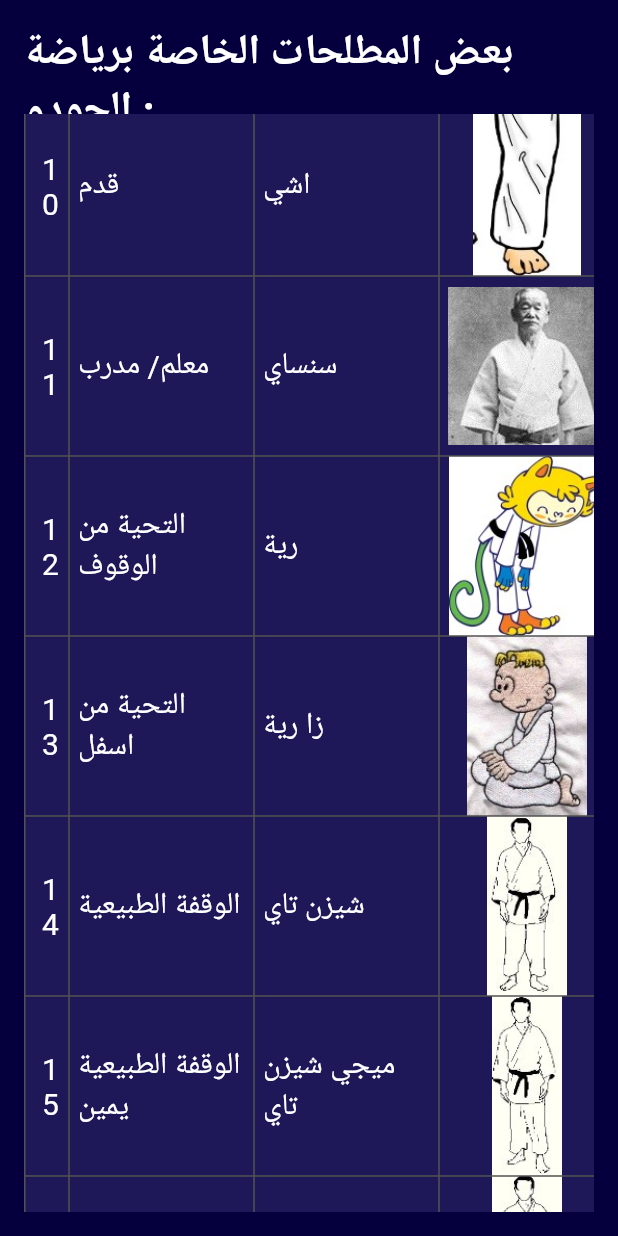
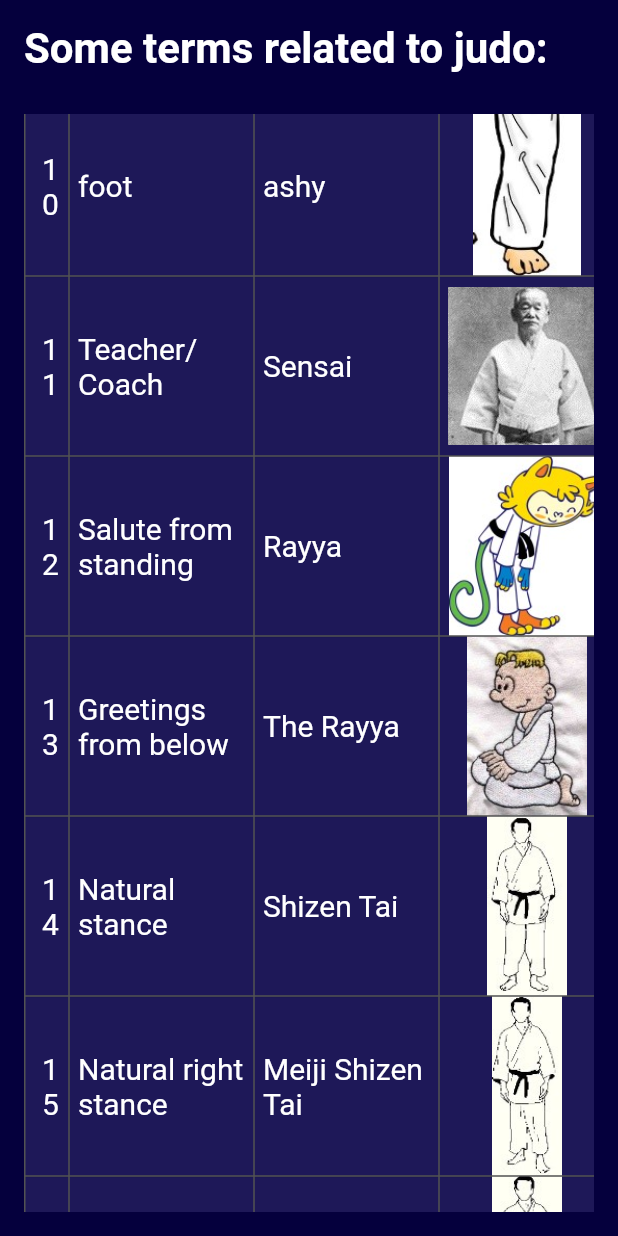
Before and after one commit to YoussefM50/judo_app-main, a Flutter app: the Screen7ViewBody screen opened directly, scrolled down 1152 dp, on a phone screen of 412 x 824 dp. Run offline on Flutter 3.47's test engine with Material 2 defaults, Android fonts, the phone set to English and light mode, and no system bars; drawn by our look-alikes of data_table_2; our stand-ins replace go_router, google_fonts; Roboto replaces fonts that are missing (Amiri).

Commit message:
add english to screens 6 , 7

```diff
--- a/lib/features/screen6/presentation/view/widgets/screen6body.dart
+++ b/lib/features/screen6/presentation/view/widgets/screen6body.dart
@@ -17,7 +17,6 @@ class Screen6ViewBody extends StatelessWidget {
               Column(crossAxisAlignment: CrossAxisAlignment.stretch, children: [
             Text(
               S.of(context).screen6title,
-              textAlign: TextAlign.right,
               style: Styles.textStyle28,
             ),
             const SizedBox(
--- a/lib/features/screen7/presentation/view/widgets/screen7body.dart
+++ b/lib/features/screen7/presentation/view/widgets/screen7body.dart
@@ -113,11 +113,12 @@ class Screen7ViewBody extends StatelessWidget {
         body: Padding(
           padding: const EdgeInsets.all(16),
           child: Column(
+            crossAxisAlignment: CrossAxisAlignment.start,
             children: [
               SizedBox(
                 height: 60,
                 child: Text(
-                  'بعض المطلحات الخاصة برياضة الجودو :',
+                  S.of(context).screen7title,
                   style: Styles.textStyle28,
                 ),
               ),
@@ -139,7 +140,9 @@ class Screen7ViewBody extends StatelessWidget {
                         MaterialStateProperty.all(ColorManager.lightPrimary),
                     dataTextStyle: Styles.textStyle20,
                     columns: [
-                      const DataColumn2(label: Text('م'), fixedWidth: 30),
+                      DataColumn2(
+                          label: Text(S.of(context).screen7num),
+                          fixedWidth: 30),
                       DataColumn2(
                         label: Text(
                           S.of(context).screen7subtitle1,
--- a/lib/l10n/intl_ar.arb
+++ b/lib/l10n/intl_ar.arb
@@ -80,6 +80,7 @@
     "screen6type45": "تسمبا جيشي",
     "screen6type46": "هاني جوشي جايشي",
     "screen7title": "بعض المطلحات الخاصة برياضة الجودو :",
+    "screen7num":"م",
     "screen7arabicterm1": "لاعب جودو",
     "screen7arabicterm2": "الجاكت-السترة",
     "screen7arabicterm3": "الحزام",
--- a/lib/l10n/intl_en.arb
+++ b/lib/l10n/intl_en.arb
@@ -34,115 +34,116 @@
    "screen4topic12": "The player is not allowed to wear any clothes under the judo jacket, and only girls wear a white T-shirt under the yogi.",
    "screen6title": "Some throwing skills from above in judo:-",
    "screen6type1": "di ashi bray",
-   "screen6type2": "دي اشي براي",
-   "screen6type3": "دي اشي براي",
-   "screen6type4": "دي اشي براي",
-   "screen6type5": "دي اشي براي",
-   "screen6type6": "دي اشي براي",
-   "screen6type7": "دي اشي براي",
-   "screen6type8": "دي اشي براي",
-   "screen6type9": "دي اشي براي",
-   "screen6type10": "دي اشي براي",
-   "screen6type11": "دي اشي براي",
-   "screen6type12": "دي اشي براي",
-   "screen6type13": "دي اشي براي",
-   "screen6type14": "دي اشي براي",
-   "screen6type15": "دي اشي براي",
-   "screen6type16": "دي اشي براي",
-   "screen6type17": "دي اشي براي",
-   "screen6type18": "دي اشي براي",
-   "screen6type19": "دي اشي براي",
-   "screen6type20": "دي اشي براي",
-   "screen6type21": "دي اشي براي",
-   "screen6type22": "دي اشي براي",
-   "screen6type23": "دي اشي براي",
-   "screen6type24": "دي اشي براي",
-   "screen6type25": "دي اشي براي",
-   "screen6type26": "دي اشي براي",
-   "screen6type27": "دي اشي براي",
-   "screen6type28": "دي اشي براي",
-   "screen6type29": "دي اشي براي",
-   "screen6type30": "دي اشي براي",
-   "screen6type31": "دي اشي براي",
-   "screen6type32": "دي اشي براي",
-   "screen6type33": "دي اشي براي",
-   "screen6type34": "دي اشي براي",
-   "screen6type35": "دي اشي براي",
-   "screen6type36": "دي اشي براي",
-   "screen6type37": "دي اشي براي",
-   "screen6type38": "دي اشي براي",
-   "screen6type39": "دي اشي براي",
-   "screen6type40": "دي اشي براي",
-   "screen6type41": "دي اشي براي",
-   "screen6type42": "دي اشي براي",
-   "screen6type43": "دي اشي براي",
-   "screen6type44": "دي اشي براي",
-   "screen6type45": "دي اشي براي",
-   "screen6type46": "دي اشي براي",
-   "screen7title": "بعض المطلحات الخاصة برياضة الجودو :",
-   "screen7arabicterm1": "لاعب جودو",
-   "screen7arabicterm2": "الجاكت-السترة",
-   "screen7arabicterm3": "الحزام",
-   "screen7arabicterm4": "البنطلون",
-   "screen7arabicterm5": "بدلة الجودو",
-   "screen7arabicterm6": "صالة الجودو",
-   "screen7arabicterm7": "البساط",
-   "screen7arabicterm8": "ايد",
-   "screen7arabicterm9": "وسط/ مقعدة",
-   "screen7arabicterm10": "قدم",
-   "screen7arabicterm11": "معلم/ مدرب",
-   "screen7arabicterm12": "التحية من الوقوف",
-   "screen7arabicterm13": "التحية من اسفل",
-   "screen7arabicterm14": "الوقفة الطبيعية",
-   "screen7arabicterm15": "الوقفة الطبيعية يمين",
-   "screen7arabicterm16": "الوقفة الطبيعية شمال",
-   "screen7arabicterm17": "الوقفة الدفاعية",
-   "screen7arabicterm18": "الوقفة الدفاعية يمين",
-   "screen7arabicterm19": "الوقفة الدفاعية شمال",
-   "screen7arabicterm20": "مسكة البدلة",
-   "screen7arabicterm21": "التحرك علي البساط",
-   "screen7arabicterm22": "أخلال التوازن",
-   "screen7arabicterm23": "السقطات",
-   "screen7arabicterm24": "السقطة الجانبية",
-   "screen7arabicterm25": "السقطة الخلفية",
-   "screen7arabicterm26": "السقطة الامامية الدائرية",
-   "screen7arabicterm27": "السقطة الامامية",
-   "screen7arabicterm28": "السقطة الجانبية شمال",
-   "screen7arabicterm29": "السقطة الجانبية يمين",
-   "screen7arabicterm30": "حكم",
-   "screen7japaneseterm1": "جودوكا",
-   "screen7japaneseterm2": "يواجي",
-   "screen7japaneseterm3": "أوبي",
-   "screen7japaneseterm4": "زبون",
-   "screen7japaneseterm5": "جودوجي",
-   "screen7japaneseterm6": "دوجو",
-   "screen7japaneseterm7": "تاتامي",
-   "screen7japaneseterm8": "تي",
-   "screen7japaneseterm9": "جوشي",
-   "screen7japaneseterm10": "اشي",
-   "screen7japaneseterm11": "سنساي",
-   "screen7japaneseterm12": "رية",
-   "screen7japaneseterm13": "زا رية",
-   "screen7japaneseterm14": "شيزن تاي",
-   "screen7japaneseterm15": "ميجي شيزن تاي",
-   "screen7japaneseterm16": "هيداري شيزن تاي",
-   "screen7japaneseterm17": "جيجوتاي",
-   "screen7japaneseterm18": "ميجي جيجوتاي",
-   "screen7japaneseterm19": "هيداري جيجوتاي",
-   "screen7japaneseterm20": "كومي كاتا",
-   "screen7japaneseterm21": "تاي سباكي",
-   "screen7japaneseterm22": "كوزوشي",
-   "screen7japaneseterm23": "اوكيمي",
-   "screen7japaneseterm24": "يوكو اوكيمي",
-   "screen7japaneseterm25": "اوشيروا اوكيمي",
-   "screen7japaneseterm26": "ماي مواري أوكيمي",
-   "screen7japaneseterm27": "ماي اوكيمي",
-   "screen7japaneseterm28": "هيداري يوكو اوكيمي",
-   "screen7japaneseterm29": "ميجي يوكو اوكيمي",
-   "screen7japaneseterm30": "شينبان",
-   "screen7subtitle1": "المصطلح باللغة العربية",
-   "screen7subtitle2": "المصطلح باللغة اليابانية",
-   "screen7subtitle3": "صورة توضيحية للمصطلح",
+   "screen6type2": "Haiza Guruma",
+   "screen6type3": "Sasai Tsurikumi Ashi",
+   "screen6type4": "Ok Joshi",
+   "screen6type5": "Usutu jari",
+   "screen6type6": "Oh Joshy",
+   "screen6type7": "aw atshi jari",
+   "screen6type8": "Ippon Seo Nagi",
+   "screen6type9": "Kosuto jari",
+   "screen6type10": "Ko-achi-jari",
+   "screen6type11": "Kochi Guruma",
+   "screen6type12": "Tsuri kumi joshi",
+   "screen6type13": "Okoriya ashy harae",
+   "screen6type14": "Tai Otoshi",
+   "screen6type15": "Hrai Joshi",
+   "screen6type16": "Uchi mata",
+   "screen6type17": "Kusuto Jackie",
+   "screen6type18": "Tsuri Joshi",
+   "screen6type19": "Yoko Otoshi",
+   "screen6type20": "Ashi Guruma",
+   "screen6type21": "Hani Joshi",
+   "screen6type22": "Hirai Tsurikumi Ashi",
+   "screen6type23": "Tommy Nagy",
+   "screen6type24": "Kata Guruma",
+   "screen6type25": "Sumi Gachi",
+   "screen6type26": "Tani Otoshi",
+   "screen6type27": "Hani Maki Kumi",
+   "screen6type28": "Sukui Nagi",
+   "screen6type29": "Tsuri Joshi",
+   "screen6type30": "Oh Groma",
+   "screen6type31": "Soto Makikomi",
+   "screen6type32": "Okay Otoshi",
+   "screen6type33": "Osuter Guruma",
+   "screen6type34": "Oki waza",
+   "screen6type35": "Yo Wakari",
+   "screen6type36": "Yoko Guruma",
+   "screen6type37": "Oshiro Joshi",
+   "screen6type38": "Ura Neji",
+   "screen6type39": "Sumi Otoshi",
+   "screen6type40": "Yoko Jackie",
+   "screen6type41": "Marute Sionagi",
+   "screen6type42": "Marwateh gari",
+   "screen6type43": "yamarashi",
+   "screen6type44": "Usto Otoshi",
+   "screen6type45": "tasamaba jishi",
+   "screen6type46": "Hani Joshi Jayshi",
+   "screen7title": "Some terms related to judo:",
+   "screen7num":"M",
+   "screen7arabicterm1": "judo player",
+   "screen7arabicterm2": "Jacket",
+   "screen7arabicterm3": "Belt",
+   "screen7arabicterm4": "pants",
+   "screen7arabicterm5": "Judo suit",
+   "screen7arabicterm6": "Judo hall",
+   "screen7arabicterm7": "rug",
+   "screen7arabicterm8": "hand",
+   "screen7arabicterm9": "middle/seat",
+   "screen7arabicterm10": "foot",
+   "screen7arabicterm11": "Teacher/Coach",
+   "screen7arabicterm12": "Salute from standing",
+   "screen7arabicterm13": "Greetings from below",
+   "screen7arabicterm14": "Natural stance",
+   "screen7arabicterm15": "Natural right stance",
+   "screen7arabicterm16": "Natural Pause North",
+   "screen7arabicterm17": "defensive stance",
+   "screen7arabicterm18": "Defensive stance right",
+   "screen7arabicterm19": "Defensive position north",
+   "screen7arabicterm20": "suit grip",
+   "screen7arabicterm21": "Move on the mat",
+   "screen7arabicterm22": "imbalance",
+   "screen7arabicterm23": "Hiccups",
+   "screen7arabicterm24": "side fall",
+   "screen7arabicterm25": "Back drop",
+   "screen7arabicterm26": "Circular frontal fall",
+   "screen7arabicterm27": "Front fall",
+   "screen7arabicterm28": "North side fall",
+   "screen7arabicterm29": "Side fall to the right",
+   "screen7arabicterm30": "referee",
+   "screen7japaneseterm1": "Judoka",
+   "screen7japaneseterm2": "yuaji",
+   "screen7japaneseterm3": "Obi",
+   "screen7japaneseterm4": "zbun",
+   "screen7japaneseterm5": "Judogi",
+   "screen7japaneseterm6": "Dojo",
+   "screen7japaneseterm7": "Tatami",
+   "screen7japaneseterm8": "Ti",
+   "screen7japaneseterm9": "Joshi",
+   "screen7japaneseterm10": "ashy",
+   "screen7japaneseterm11": "Sensai",
+   "screen7japaneseterm12": "Rayya",
+   "screen7japaneseterm13": "The Rayya",
+   "screen7japaneseterm14": "Shizen Tai",
+   "screen7japaneseterm15": "Meiji Shizen Tai",
+   "screen7japaneseterm16": "Hidari Shizen Tai",
+   "screen7japaneseterm17": "Jigutai",
+   "screen7japaneseterm18": "Meiji Jigutai",
+   "screen7japaneseterm19": "Hydari Jigutai",
+   "screen7japaneseterm20": "Komi kata",
+   "screen7japaneseterm21": "tay sbaki",
+   "screen7japaneseterm22": "Kuzushi",
+   "screen7japaneseterm23": "Okimi",
+   "screen7japaneseterm24": "Yoko Okimi",
+   "screen7japaneseterm25": "Oshiroa Okimi",
+   "screen7japaneseterm26": "Mai Mwari Okemi",
+   "screen7japaneseterm27": "Mai Okimi",
+   "screen7japaneseterm28": "Hidari Yuko Okimi",
+   "screen7japaneseterm29": "Meiji Yuko Okimi",
+   "screen7japaneseterm30": "Shinban",
+   "screen7subtitle1": "Term in English",
+   "screen7subtitle2": "Term in Japanese",
+   "screen7subtitle3": "Illustration of the term",
    "screen1description": "Judo Sport History",
    "screen1dialog1": "Ancient history records for us the first start of this type of fight, which is the famous battle that took place between (Nomino Sokuna) and the warrior (Taima Nokohama) in Japan during the days of Emperor (Sunin) in 23 BC.",
    "screen1dialog2": "The two men met and fought each other, and each had their own style of fighting, consisting of wrestling skills in their primitive form, and the arts of striking with hand and foot. The battle ended with the killing of the warrior (Taima Nokohama) as a result of a strong blow to the foot and breaking his ribs, and that was the fight in Japan.",
```
Also changed, not shown: lib/generated/intl/messages_ar.dart, lib/generated/intl/messages_en.dart, lib/generated/l10n.dart, pubspec.lock.
